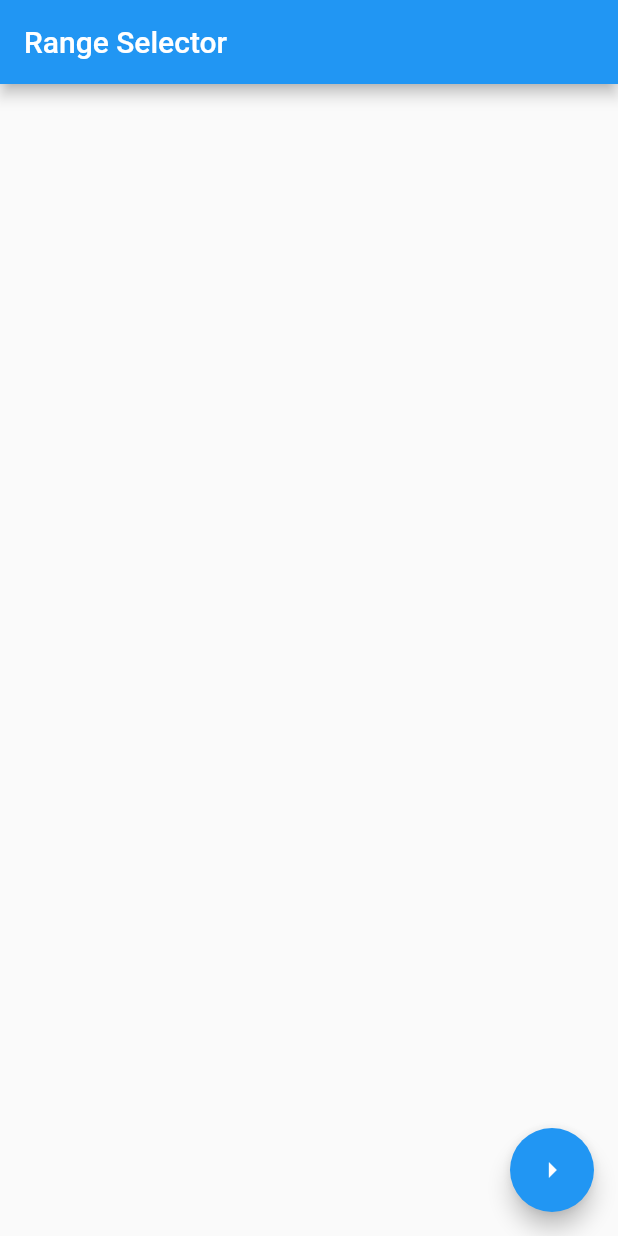
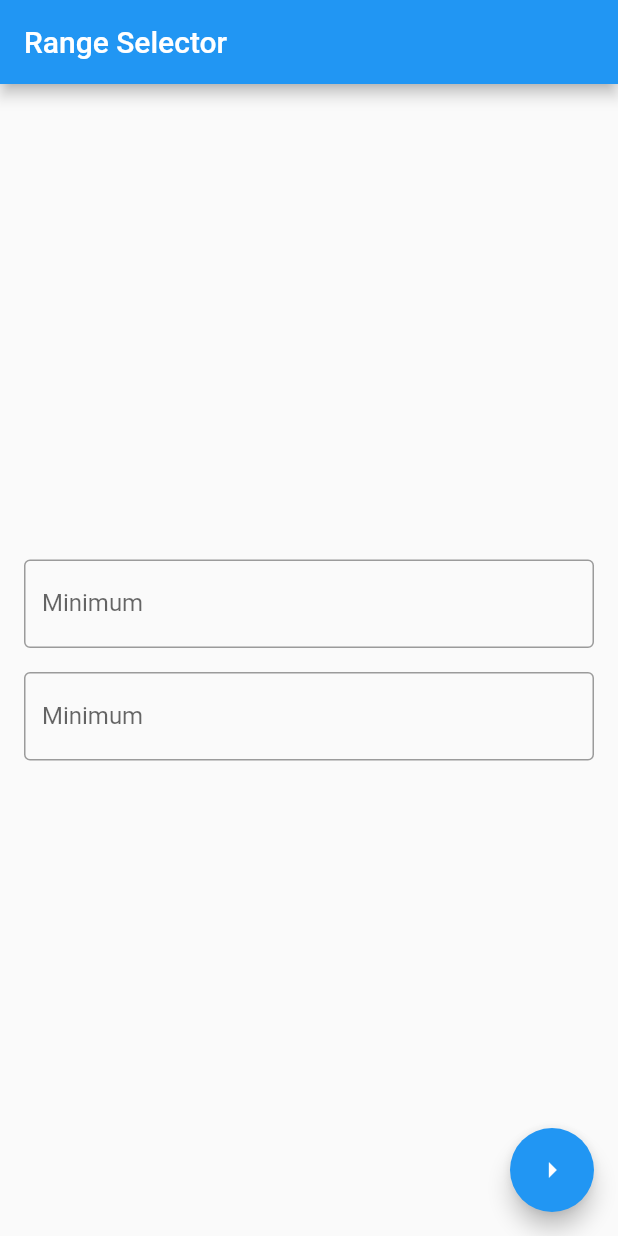
Before and after one commit to PatrickChow0803/Flutter_Range, a Flutter app: the screen it shows after launch, on a phone screen of 412 x 824 dp. Run offline on Flutter 3.47's test engine with Material 2 defaults, Android fonts, the phone set to English and light mode, and no system bars.

Commit message:
Added the TextFormFields for the range_selector

```diff
--- a/lib/range_selector_page.dart
+++ b/lib/range_selector_page.dart
@@ -15,7 +15,35 @@ class _RangeSelectorPageState extends State<RangeSelectorPage> {
         title: Text("Range Selector"),
       ),
       body: Form(
-        child: Container(),
+        child: Padding(
+          padding: const EdgeInsets.all(16.0),
+          child: Column(
+            mainAxisAlignment: MainAxisAlignment.center,
+            children: [
+              TextFormField(
+                decoration: InputDecoration(
+                  border: OutlineInputBorder(),
+                  labelText: 'Minimum',
+                ),
+                keyboardType: TextInputType.numberWithOptions(
+                  decimal: false,
+                  signed: true,
+                ),
+              ),
+              const SizedBox(height: 16),
+              TextFormField(
+                decoration: InputDecoration(
+                  border: OutlineInputBorder(),
+                  labelText: 'Minimum',
+                ),
+                keyboardType: TextInputType.numberWithOptions(
+                  decimal: false,
+                  signed: true,
+                ),
+              ),
+            ],
+          ),
+        ),
       ),
       floatingActionButton: FloatingActionButton(
         onPressed: () {},
```
